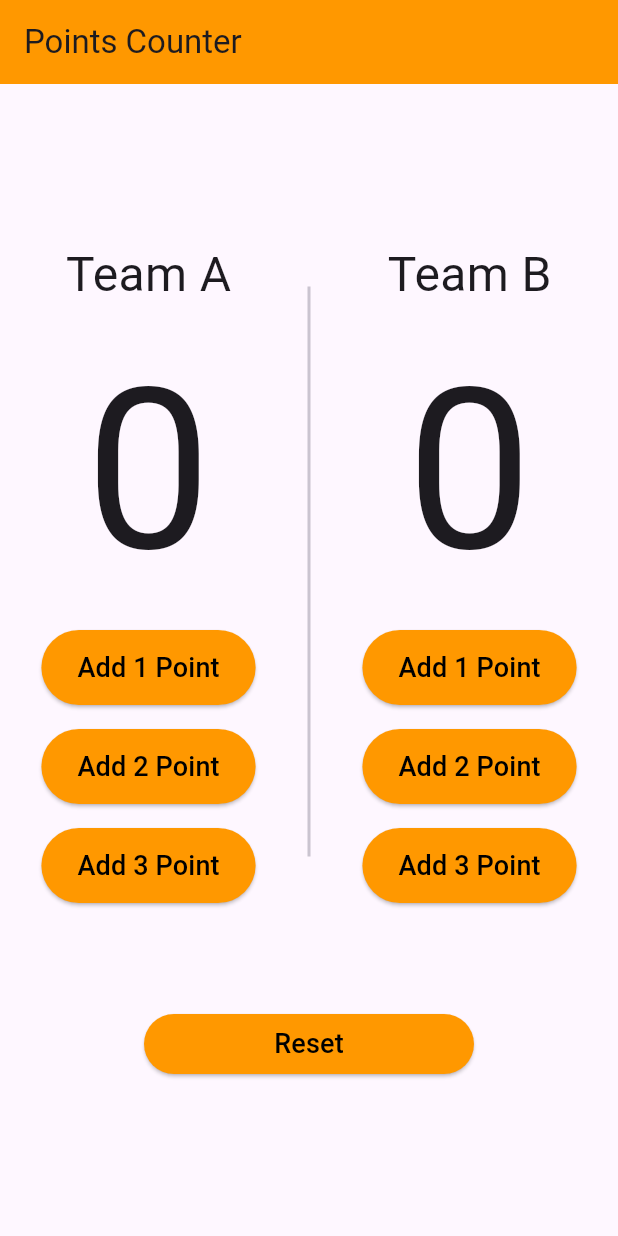
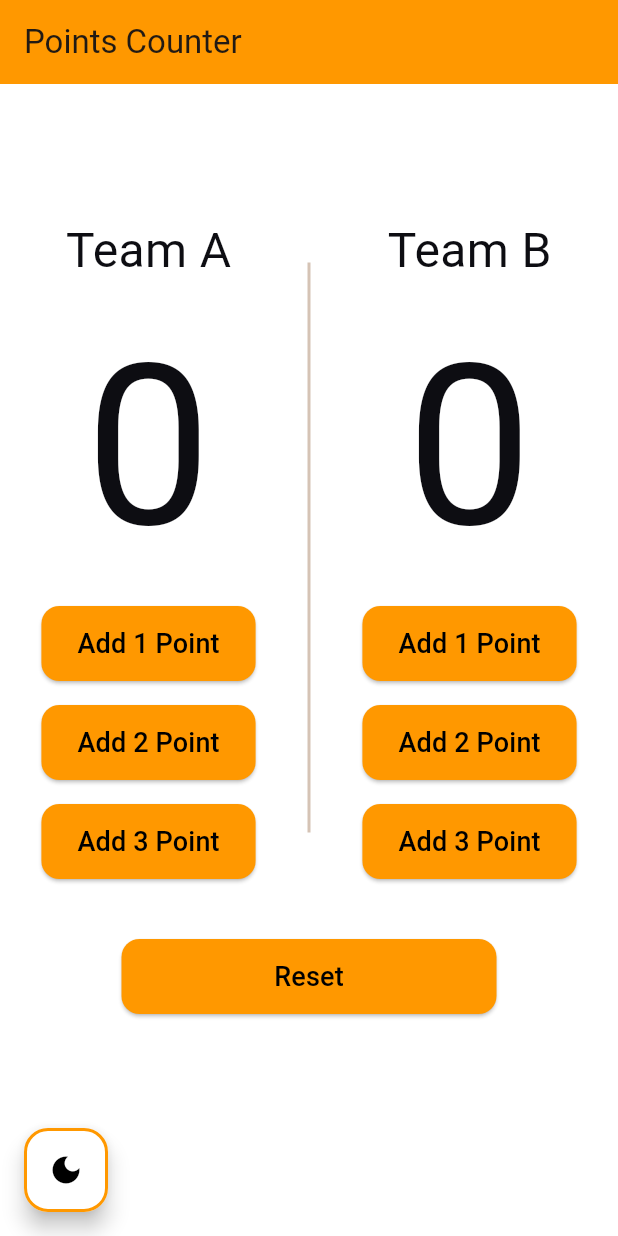
Before and after one commit to Kerolos-Morcos/Basketball-Counter-App, a Flutter app: the screen it shows after launch, on a phone screen of 412 x 824 dp. Run offline on Flutter 3.47's test engine with Material 3 defaults, Android fonts, the phone set to English and light mode, and no system bars; our stand-ins replace flutter_bloc, hydrated_bloc.

Commit message:
light and dark mode with hydrated cubit

```diff
--- /dev/null
+++ b/lib/constants.dart
@@ -0,0 +1 @@
+const String kThemeMode = "themeMode";
--- /dev/null
+++ b/lib/core/config/theme/theme_data/theme_data_dark.dart
@@ -0,0 +1,93 @@
+import 'package:basketball_counter_app/core/config/theme/app_colors.dart';
+import 'package:flutter/material.dart';
+
+ThemeData getDarkTheme() {
+  return ThemeData(
+    iconTheme: const IconThemeData(
+      color: Colors.white,
+    ),
+    floatingActionButtonTheme: const FloatingActionButtonThemeData(
+      backgroundColor: Colors.orange,
+      foregroundColor: AppColors.grey0,
+      shape: RoundedRectangleBorder(
+        borderRadius: BorderRadius.all(Radius.circular(16)),
+        side: BorderSide(
+          color: Colors.orange,
+          width: 2,
+        ),
+      ),
+    ),
+    appBarTheme: const AppBarTheme(
+      backgroundColor: Colors.transparent,
+    ),
+    scaffoldBackgroundColor: Colors.black,
+    brightness: Brightness.dark,
+    colorScheme: ColorScheme.fromSeed(
+      // App Primary Colors in dark Mode
+      seedColor: Colors.orange,
+      brightness: Brightness.dark,
+    ),
+    textTheme: ThemeData.dark().textTheme.apply(
+          bodyColor: AppColors.grey0,
+          displayColor: AppColors.grey0,
+        ),
+    // style for elevated buttons only
+    elevatedButtonTheme: ElevatedButtonThemeData(
+      style: ElevatedButton.styleFrom(
+        // Buttons Primary Colors in Light Mode
+        backgroundColor: Colors.orange,
+        foregroundColor: AppColors.grey0,
+        disabledBackgroundColor: AppColors.grey800,
+        disabledForegroundColor: AppColors.grey400,
+        // for borderRadius
+        shape: RoundedRectangleBorder(
+          borderRadius: BorderRadius.circular(12),
+        ),
+        minimumSize: const Size(110, 50),
+        // App TextStyle
+        // textStyle: ,
+      ),
+    ),
+    inputDecorationTheme: InputDecorationTheme(
+      border: OutlineInputBorder(
+        borderRadius: BorderRadius.circular(12),
+        borderSide: const BorderSide(
+          color: AppColors.grey100,
+        ),
+      ),
+      enabledBorder: OutlineInputBorder(
+        borderRadius: BorderRadius.circular(12),
+        borderSide: const BorderSide(
+          color: AppColors.grey100,
+        ),
+      ),
+      focusedBorder: OutlineInputBorder(
+        borderRadius: BorderRadius.circular(12),
+        borderSide: const BorderSide(
+          color: AppColors.primary200,
+        ),
+      ),
+      errorBorder: OutlineInputBorder(
+        borderRadius: BorderRadius.circular(12),
+        borderSide: const BorderSide(
+          color: AppColors.error200,
+        ),
+      ),
+      // App Primary color for fill Color
+      // we fill according to input state, if it is focused or not
+      fillColor: WidgetStateColor.resolveWith(
+        (states) {
+          if (states.contains(WidgetState.focused)) {
+            return Colors.orange;
+          } else {
+            return AppColors.grey0;
+          }
+        },
+      ),
+      filled: true,
+      // App Text Hint and Label Style
+      // hintStyle: ,
+      // labelStyle: ,
+    ),
+  );
+}
--- /dev/null
+++ b/lib/core/config/theme/theme_data/theme_data_light.dart
@@ -0,0 +1,93 @@
+import 'package:basketball_counter_app/core/config/theme/app_colors.dart';
+import 'package:flutter/material.dart';
+
+ThemeData getLightTheme() {
+  return ThemeData(
+    iconTheme: const IconThemeData(
+      color: Colors.orange,
+    ),
+    floatingActionButtonTheme: const FloatingActionButtonThemeData(
+      backgroundColor: Colors.white,
+      foregroundColor: AppColors.grey0,
+      shape: RoundedRectangleBorder(
+        borderRadius: BorderRadius.all(Radius.circular(16)),
+        side: BorderSide(
+          color: Colors.orange,
+          width: 2,
+        ),
+      ),
+    ),
+    appBarTheme: const AppBarTheme(
+      backgroundColor: Colors.orange,
+    ),
+    scaffoldBackgroundColor: AppColors.grey0,
+    brightness: Brightness.light,
+    colorScheme: ColorScheme.fromSeed(
+      // App Primary Colors in Light Mode
+      seedColor: Colors.orange,
+      brightness: Brightness.light,
+    ),
+    textTheme: ThemeData.light().textTheme.apply(
+          bodyColor: AppColors.grey900,
+          displayColor: AppColors.grey900,
+        ),
+    // style for elevated buttons only
+    elevatedButtonTheme: ElevatedButtonThemeData(
+      style: ElevatedButton.styleFrom(
+        // Buttons Primary Colors in Light Mode
+        backgroundColor: Colors.orange,
+        foregroundColor: AppColors.grey0,
+        disabledBackgroundColor: AppColors.grey100,
+        disabledForegroundColor: AppColors.grey0,
+        // for borderRadius
+        shape: RoundedRectangleBorder(
+          borderRadius: BorderRadius.circular(12),
+        ),
+        minimumSize: const Size(110, 50),
+        // App TextStyle
+        // textStyle: ,
+      ),
+    ),
+    inputDecorationTheme: InputDecorationTheme(
+      border: OutlineInputBorder(
+        borderRadius: BorderRadius.circular(12),
+        borderSide: const BorderSide(
+          color: AppColors.grey100,
+        ),
+      ),
+      enabledBorder: OutlineInputBorder(
+        borderRadius: BorderRadius.circular(12),
+        borderSide: const BorderSide(
+          color: AppColors.grey100,
+        ),
+      ),
+      focusedBorder: OutlineInputBorder(
+        borderRadius: BorderRadius.circular(12),
+        borderSide: const BorderSide(
+          color: AppColors.primary200,
+        ),
+      ),
+      errorBorder: OutlineInputBorder(
+        borderRadius: BorderRadius.circular(12),
+        borderSide: const BorderSide(
+          color: AppColors.error200,
+        ),
+      ),
+      // App Primary color for fill Color
+      // we fill according to input state, if it is focused or not
+      fillColor: WidgetStateColor.resolveWith(
+        (states) {
+          if (states.contains(WidgetState.focused)) {
+            return AppColors.primary0;
+          } else {
+            return AppColors.grey0;
+          }
+        },
+      ),
+      filled: true,
+      // App Text Hint and Label Style
+      // hintStyle: ,
+      // labelStyle: ,
+    ),
+  );
+}
--- a/lib/main.dart
+++ b/lib/main.dart
@@ -1,7 +1,18 @@
+import 'package:basketball_counter_app/core/config/theme/theme_data/theme_data_dark.dart';
+import 'package:basketball_counter_app/core/config/theme/theme_data/theme_data_light.dart';
+import 'package:basketball_counter_app/cubits/theme_hydrated_cubit/theme_hydrated_cubit.dart';
 import 'package:basketball_counter_app/pages/home_page.dart';
+import 'package:flutter/foundation.dart';
 import 'package:flutter/material.dart';
+import 'package:flutter_bloc/flutter_bloc.dart';
+import 'package:hydrated_bloc/hydrated_bloc.dart';
+import 'package:path_provider/path_provider.dart';
 
-void main() {
+void main() async{
+  WidgetsFlutterBinding.ensureInitialized();
+  HydratedBloc.storage = await HydratedStorage.build(
+    storageDirectory: kIsWeb? HydratedStorage.webStorageDirectory : await getApplicationDocumentsDirectory(),
+  );
   runApp(const BasketballCounterApp());
 }
 
@@ -10,9 +21,25 @@ class BasketballCounterApp extends StatelessWidget {
 
   @override
   Widget build(BuildContext context) {
-    return const MaterialApp(
-      debugShowCheckedModeBanner: false,
-      home: HomePage(),
+    return MultiBlocProvider(
+      providers: [
+        BlocProvider(
+          create: (context) => ThemeCubit(),
+        ),
+      ],
+      child: BlocBuilder<ThemeCubit, ThemeMode>(
+        builder: (context, mode) {
+          return MaterialApp(
+            debugShowCheckedModeBanner: false,
+            // start dark mode
+            theme: getLightTheme(),
+            darkTheme: getDarkTheme(),
+            themeMode: mode,
+            // end dark mode
+            home: const HomePage(),
+          );
+        },
+      ),
     );
   }
 }
--- a/lib/pages/home_page.dart
+++ b/lib/pages/home_page.dart
@@ -1,5 +1,8 @@
+import 'package:basketball_counter_app/core/functions/theme_extensions.dart';
+import 'package:basketball_counter_app/cubits/theme_hydrated_cubit/theme_hydrated_cubit.dart';
 import 'package:basketball_counter_app/widgets/home_body_cubit_builder.dart';
 import 'package:flutter/material.dart';
+import 'package:flutter_bloc/flutter_bloc.dart';
 
 class HomePage extends StatelessWidget {
   const HomePage({
@@ -11,9 +14,22 @@ class HomePage extends StatelessWidget {
     return Scaffold(
       appBar: AppBar(
         title: const Text('Points Counter'),
-        backgroundColor: Colors.orange,
       ),
       body: const HomeBodyCubitBuilder(),
+      floatingActionButton: FloatingActionButton(
+        onPressed: () {
+          if (context.isDarkMode) {
+            context.read<ThemeCubit>().updateTheme(ThemeMode.light);
+          } else {
+            context.read<ThemeCubit>().updateTheme(ThemeMode.dark);
+          }
+        },
+        child: Icon(
+          context.isDarkMode ? Icons.light_mode : Icons.dark_mode,
+          color: Colors.black,
+        ),
+      ),
+      floatingActionButtonLocation: FloatingActionButtonLocation.startFloat,
     );
   }
 }
--- a/lib/widgets/reset_button.dart
+++ b/lib/widgets/reset_button.dart
@@ -14,14 +14,13 @@ class ResetButton extends StatelessWidget {
       listener: (context, state) {},
       builder: (context, state) {
         return Container(
-          margin: const EdgeInsets.only(top: 70),
+          margin: const EdgeInsets.only(top: 40, bottom: 60),
           child: ElevatedButton(
             onPressed: () {
               BlocProvider.of<BasketballCubit>(context).resetPoints();
             },
             style: ElevatedButton.styleFrom(
-              backgroundColor: Colors.orange,
-              minimumSize: const Size(220, 40),
+              minimumSize: const Size(250, 50),
             ),
             child: const Text(
               'Reset',
--- a/lib/widgets/team_a_column.dart
+++ b/lib/widgets/team_a_column.dart
@@ -28,10 +28,6 @@ class TeamAColumn extends StatelessWidget {
                 BlocProvider.of<BasketballCubit>(context)
                     .addPoint(team: 'A', points: 1);
               },
-              style: ElevatedButton.styleFrom(
-                backgroundColor: Colors.orange,
-                minimumSize: const Size(110, 50),
-              ),
               child: const Text(
                 'Add 1 Point',
                 style: TextStyle(
@@ -48,10 +44,6 @@ class TeamAColumn extends StatelessWidget {
                 BlocProvider.of<BasketballCubit>(context)
                     .addPoint(team: 'A', points: 2);
               },
-              style: ElevatedButton.styleFrom(
-                backgroundColor: Colors.orange,
-                minimumSize: const Size(110, 50),
-              ),
               child: const Text(
                 'Add 2 Point',
                 style: TextStyle(
@@ -68,10 +60,6 @@ class TeamAColumn extends StatelessWidget {
                 BlocProvider.of<BasketballCubit>(context)
                     .addPoint(team: 'A', points: 3);
               },
-              style: ElevatedButton.styleFrom(
-                backgroundColor: Colors.orange,
-                minimumSize: const Size(110, 50),
-              ),
               child: const Text(
                 'Add 3 Point',
                 style: TextStyle(
--- a/lib/widgets/team_b_column.dart
+++ b/lib/widgets/team_b_column.dart
@@ -28,10 +28,6 @@ class TeamBColumn extends StatelessWidget {
                 BlocProvider.of<BasketballCubit>(context)
                     .addPoint(team: 'B', points: 1);
               },
-              style: ElevatedButton.styleFrom(
-                backgroundColor: Colors.orange,
-                minimumSize: const Size(110, 50),
-              ),
               child: const Text(
                 'Add 1 Point',
                 style: TextStyle(
@@ -48,10 +44,6 @@ class TeamBColumn extends StatelessWidget {
                 BlocProvider.of<BasketballCubit>(context)
                     .addPoint(team: 'B', points: 2);
               },
-              style: ElevatedButton.styleFrom(
-                backgroundColor: Colors.orange,
-                minimumSize: const Size(110, 50),
-              ),
               child: const Text(
                 'Add 2 Point',
                 style: TextStyle(
@@ -68,10 +60,6 @@ class TeamBColumn extends StatelessWidget {
                 BlocProvider.of<BasketballCubit>(context)
                     .addPoint(team: 'B', points: 3);
               },
-              style: ElevatedButton.styleFrom(
-                backgroundColor: Colors.orange,
-                minimumSize: const Size(110, 50),
-              ),
               child: const Text(
                 'Add 3 Point',
                 style: TextStyle(
--- a/pubspec.yaml
+++ b/pubspec.yaml
@@ -2,7 +2,6 @@ name: basketball_counter_app
 description: A new Flutter project.
 # The following line prevents the package from being accidentally published to
 # pub.dev using `flutter pub publish`. This is preferred for private packages.
-
 # The following defines the version and build number for your application.
 # A version number is three numbers separated by dots, like 1.2.43
 # followed by an optional build number separated by a +.
@@ -31,6 +30,8 @@ dependencies:
   flutter:
     sdk: flutter
   flutter_bloc: ^8.1.6
+  hydrated_bloc: ^9.1.5
+  path_provider: ^2.1.5
 
 dev_dependencies:
   flutter_lints: ^2.0.0
```
Also changed, not shown: lib/core/config/theme/app_colors.dart (added, +53 -0 lines), lib/core/functions/theme_extensions.dart (added, +7 -0 lines), lib/cubits/theme_hydrated_cubit/theme_hydrated_cubit.dart (added, +33 -0 lines), pubspec.lock, 1 other file.
